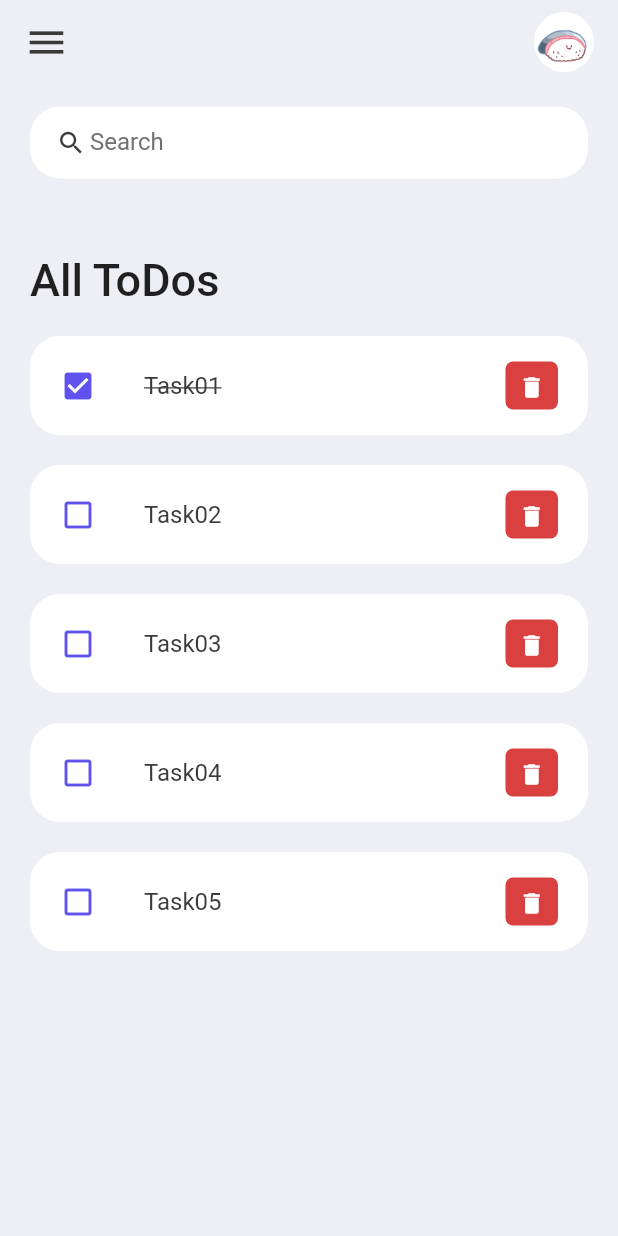
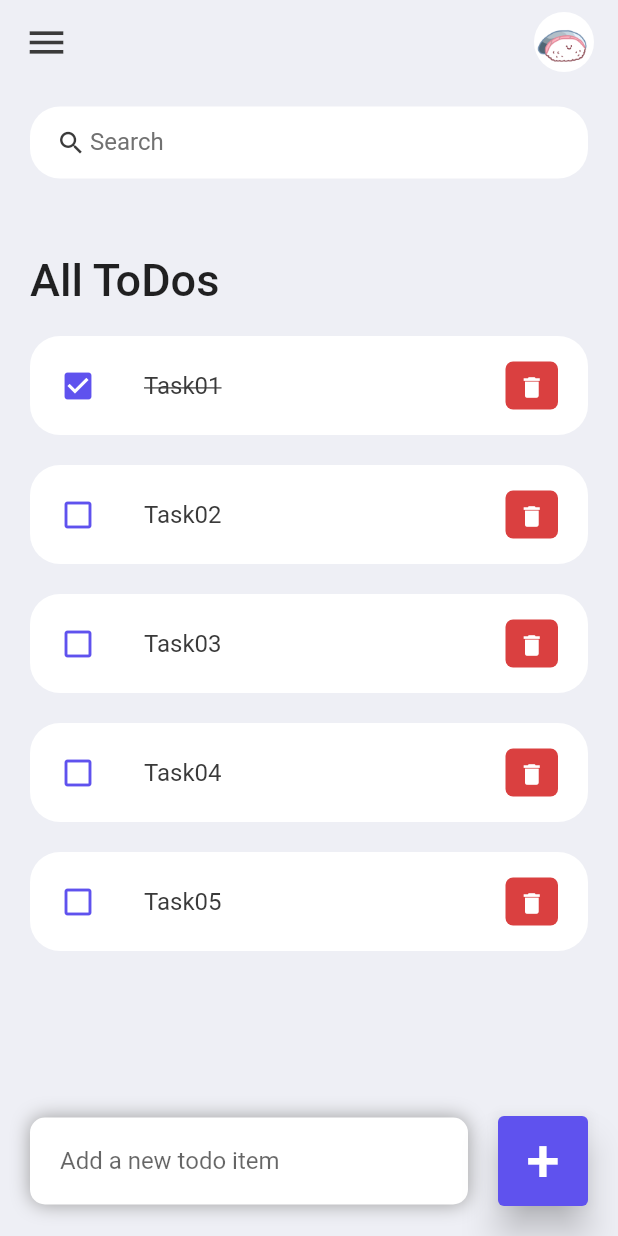
Before and after one commit to sa8a/todo_app, a Flutter app: the screen it shows after launch, on a phone screen of 412 x 824 dp. Run offline on Flutter 3.47's test engine with Material 2 defaults, Android fonts, the phone set to English and light mode, and no system bars.

Commit message:
Add Btn 作成

```diff
--- a/lib/screens/home.dart
+++ b/lib/screens/home.dart
@@ -13,7 +13,9 @@ class Home extends StatelessWidget {
     return Scaffold(
       backgroundColor: tdBGColor,
       appBar: _buildAppBar(),
-      body: Container(
+      body: Stack(
+        children: [
+          Container(
             padding: const EdgeInsets.symmetric(
               horizontal: 20,
               vertical: 15,
@@ -46,6 +48,66 @@ class Home extends StatelessWidget {
                 )
               ],
             ),
+          ),
+          Align(
+            alignment: Alignment.bottomCenter,
+            child: Row(
+              children: [
+                Expanded(
+                  child: Container(
+                    margin: const EdgeInsets.only(
+                      bottom: 20,
+                      right: 20,
+                      left: 20,
+                    ),
+                    padding: const EdgeInsets.symmetric(
+                      horizontal: 20,
+                      vertical: 5,
+                    ),
+                    decoration: BoxDecoration(
+                      color: Colors.white,
+                      boxShadow: const [
+                        BoxShadow(
+                          color: Colors.grey,
+                          offset: Offset(0.0, 0.0),
+                          blurRadius: 10.0,
+                          spreadRadius: 0.0,
+                        ),
+                      ],
+                      borderRadius: BorderRadius.circular(10),
+                    ),
+                    child: const TextField(
+                      decoration: InputDecoration(
+                        hintText: 'Add a new todo item',
+                        border: InputBorder.none,
+                      ),
+                    ),
+                  ),
+                ),
+                Container(
+                  margin: const EdgeInsets.only(
+                    bottom: 20,
+                    right: 20,
+                  ),
+                  child: ElevatedButton(
+                    child: const Text(
+                      '+',
+                      style: TextStyle(
+                        fontSize: 40,
+                      ),
+                    ),
+                    onPressed: () {},
+                    style: ElevatedButton.styleFrom(
+                      backgroundColor: tdBlue,
+                      minimumSize: const Size(60, 60),
+                      elevation: 10,
+                    ),
+                  ),
+                )
+              ],
+            ),
+          ),
+        ],
       ),
     );
   }
```
Lines whose indentation alone changed are shown as unchanged.
